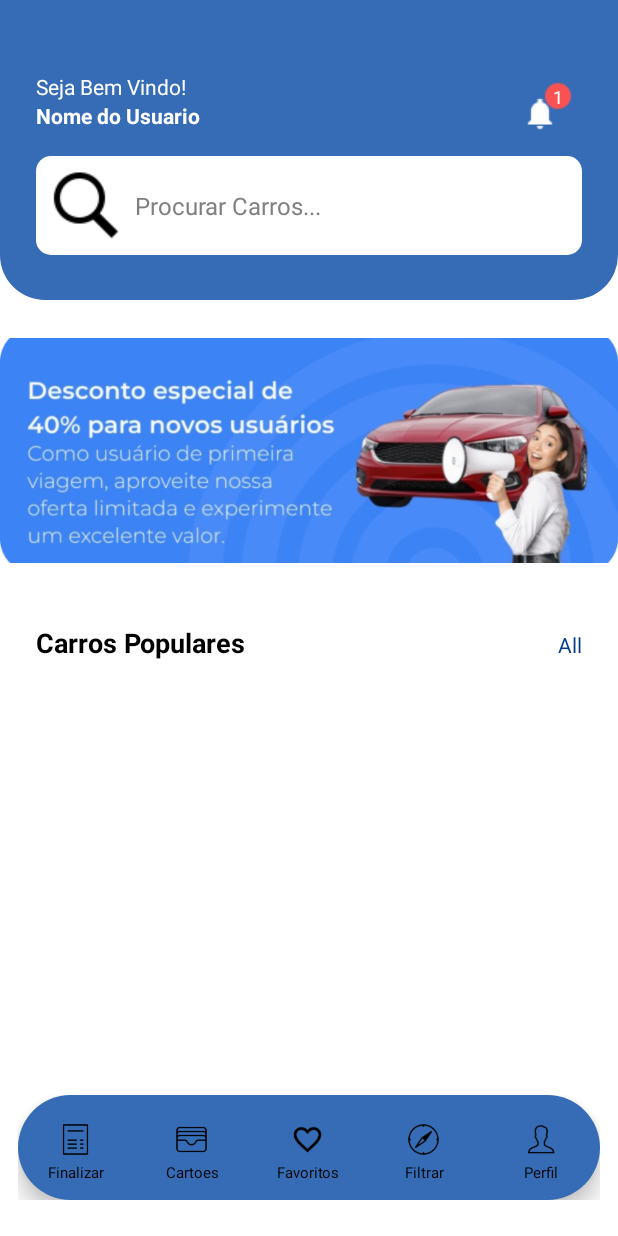
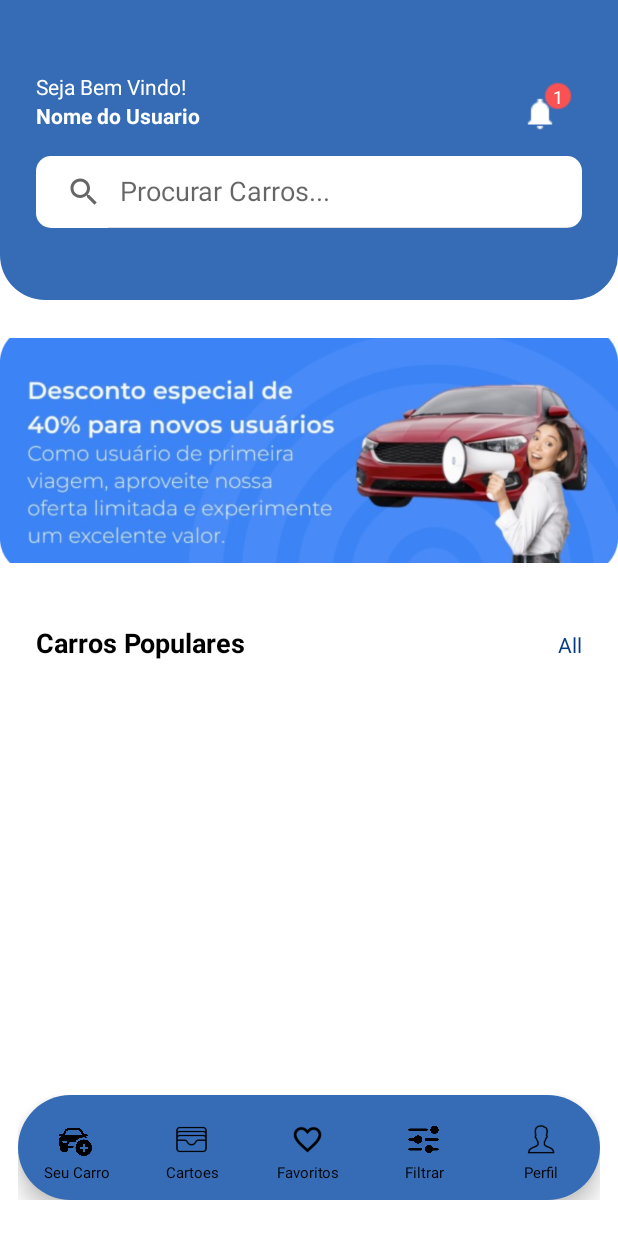
Before and after one commit to Dupas1/Whingo, an Android app: the HomeActivity screen opened directly, with no data from a screen before it, on a phone screen of 412 x 824 dp. Run offline under Robolectric (Android 15) with nearby library versions, the phone set to English and light mode, and no system bars; our stand-ins replace Firebase (no records; nobody signed in at launch, a user with empty details on screens opened directly), Picasso; plain views replace DotsIndicator.

Commit message:
work home

```diff
--- a/app/src/main/AndroidManifest.xml
+++ b/app/src/main/AndroidManifest.xml
@@ -23,6 +23,9 @@
         android:supportsRtl="true"
         android:theme="@style/Theme.Whingo"
         tools:targetApi="31">
+        <activity
+            android:name=".CarDetailActivity"
+            android:exported="false" />
         <activity
             android:name=".FinishRentActivity"
             android:exported="false" />
@@ -59,8 +62,5 @@
         <activity
             android:name=".RegisterActivity"
             android:exported="true" />
-        <activity
-            android:name=".CarDetailsActivity"
-            android:exported="true" />
     </application>
 </manifest>
--- a/app/src/main/java/com/example/whingo/HomeActivity.kt
+++ b/app/src/main/java/com/example/whingo/HomeActivity.kt
@@ -1,18 +1,26 @@
 package com.example.whingo
 
+import Car
 import android.content.Intent
 import android.os.Bundle
 import android.view.Window
 import android.view.WindowManager
+import android.widget.SearchView
+import android.widget.Toast
 import androidx.appcompat.app.AppCompatActivity
+import androidx.recyclerview.widget.LinearLayoutManager
 import androidx.viewpager2.widget.ViewPager2
 import com.example.whingo.Adapter.SliderAdapter
 import com.example.whingo.Model.BannerModel
 import com.example.whingo.databinding.ActivityHomeBinding
+import com.google.firebase.firestore.FirebaseFirestore
 
 class HomeActivity : AppCompatActivity() {
 
     private lateinit var binding: ActivityHomeBinding
+    private val firestore = FirebaseFirestore.getInstance()
+    private val carList = mutableListOf<Car>()
+    private lateinit var carAdapter: CarAdapter
 
     override fun onCreate(savedInstanceState: Bundle?) {
         super.onCreate(savedInstanceState)
@@ -21,11 +29,31 @@ class HomeActivity : AppCompatActivity() {
             WindowManager.LayoutParams.FLAG_FULLSCREEN,
             WindowManager.LayoutParams.FLAG_FULLSCREEN
         )
-        supportActionBar?.hide() // This line hides the action bar
+        supportActionBar?.hide()
         binding = ActivityHomeBinding.inflate(layoutInflater)
         setContentView(binding.root)
 
         initBanners()
+        setupRecyclerView()
+        loadCarsFromDatabase()
+        setupButtonNavigation()
+
+        binding.searchView.setOnQueryTextListener(object : SearchView.OnQueryTextListener {
+            override fun onQueryTextSubmit(query: String?): Boolean {
+                query?.let { filterByName(it) }
+                return true
+            }
+
+            override fun onQueryTextChange(newText: String?): Boolean {
+                newText?.let { filterByName(it) }
+                return true
+            }
+        })
+
+        binding.btnAddCar.setOnClickListener {
+            val intent = Intent(this, RegisterCarActivity::class.java)
+            startActivity(intent)
+        }
     }
 
     private fun initBanners() {
@@ -38,14 +66,60 @@ class HomeActivity : AppCompatActivity() {
         viewPagerBanners.adapter = SliderAdapter(banners)
         viewPagerBanners.orientation = ViewPager2.ORIENTATION_HORIZONTAL
     }
+
+    private fun setupRecyclerView() {
+        carAdapter = CarAdapter(carList) { car ->
+            val intent = Intent(this, CarDetailActivity::class.java).apply {
+                putExtra("CAR_DETAILS", car)
+            }
+            startActivity(intent)
+        }
+
+        binding.recyclerView.apply {
+            layoutManager = LinearLayoutManager(this@HomeActivity)
+            adapter = carAdapter
+        }
+    }
+
+    private fun loadCarsFromDatabase() {
+        firestore.collection("Carros")
+            .get()
+            .addOnSuccessListener { result ->
+                carList.clear()
+                for (document in result) {
+                    val modeloDoCarro = document.getString("modeloDoCarro") ?: ""
+                    val valorDoCarroString = document.getString("ValorDaLocação") ?: "0.0"
+                    val valorDoCarro = valorDoCarroString.toDoubleOrNull() ?: 0.0
+                    val fotos = document["Fotos"] as? List<String> ?: listOf()
+                    val anoDoCarro = document.getString("AnoDoCarro") ?: ""
+                    val documentId = document.id
+
+                    val car = Car(documentId, modeloDoCarro, valorDoCarro, fotos, anoDoCarro)
+                    carList.add(car)
+                }
+                carAdapter.notifyDataSetChanged()
+            }
+            .addOnFailureListener { e ->
+                Toast.makeText(this, "Erro ao carregar carros: ${e.message}", Toast.LENGTH_SHORT).show()
+            }
+    }
+
+    private fun filterByName(query: String) {
+        val filteredList = carList.filter { it.modeloDoCarro.contains(query, ignoreCase = true) }
+        carAdapter.updateList(filteredList)
+    }
+
+    private fun filterByPrice(minPrice: Double, maxPrice: Double) {
+        val filteredList = carList.filter { it.valorDoCarro in minPrice..maxPrice }
+        carAdapter.updateList(filteredList)
+    }
+
     private fun setupButtonNavigation() {
-        // Configuração do botão "Cartões"
         binding.cartoes.setOnClickListener {
             val intent = Intent(this, SelectCardActivity::class.java)
             startActivity(intent)
         }
 
-        // Configuração do botão "Perfil"
         binding.perfil.setOnClickListener {
             val intent = Intent(this, PerfilActivity::class.java)
             startActivity(intent)
--- a/app/src/main/res/layout/activity_home.xml
+++ b/app/src/main/res/layout/activity_home.xml
@@ -1,4 +1,3 @@
-<?xml version="1.0" encoding="utf-8"?>
 <androidx.constraintlayout.widget.ConstraintLayout xmlns:android="http://schemas.android.com/apk/res/android"
     xmlns:app="http://schemas.android.com/apk/res-auto"
     xmlns:tools="http://schemas.android.com/tools"
@@ -84,8 +83,8 @@
 
                 </androidx.constraintlayout.widget.ConstraintLayout>
 
-                <EditText
-                    android:id="@+id/editTextText"
+                <SearchView
+                    android:id="@+id/searchView"
                     android:layout_width="match_parent"
                     android:layout_height="wrap_content"
                     android:layout_marginStart="24dp"
@@ -93,12 +92,8 @@
                     android:layout_marginEnd="24dp"
                     android:layout_marginBottom="24dp"
                     android:background="@drawable/white_bg"
-                    android:drawableStart="@drawable/search"
-                    android:drawablePadding="8dp"
-                    android:ems="10"
-                    android:inputType="text"
-                    android:padding="8dp"
-                    android:text="Procurar Carros..."
+                    android:iconifiedByDefault="false"
+                    android:queryHint="Procurar Carros..."
                     android:textColor="#808080"
                     android:textSize="16sp" />
 
@@ -125,7 +120,6 @@
                     app:layout_constraintStart_toStartOf="parent"
                     app:layout_constraintTop_toTopOf="parent"
                     app:layout_constraintBottom_toBottomOf="parent" />
-
 
                 <com.tbuonomo.viewpagerdotsindicator.DotsIndicator
                     android:id="@+id/dotIndicator"
@@ -177,7 +171,18 @@
 
             <androidx.constraintlayout.widget.ConstraintLayout
                 android:layout_width="match_parent"
-                android:layout_height="wrap_content"/>
+                android:layout_height="wrap_content">
+
+                <androidx.recyclerview.widget.RecyclerView
+                    android:id="@+id/recyclerView"
+                    android:layout_width="match_parent"
+                    android:layout_height="wrap_content"
+                    android:layout_margin="16dp"
+                    app:layout_constraintStart_toStartOf="parent"
+                    app:layout_constraintEnd_toEndOf="parent"
+                    app:layout_constraintTop_toTopOf="parent"
+                    app:layout_constraintBottom_toBottomOf="parent"/>
+            </androidx.constraintlayout.widget.ConstraintLayout>
 
             <androidx.constraintlayout.widget.ConstraintLayout
                 android:layout_width="match_parent"
@@ -214,19 +219,19 @@
                     android:orientation="vertical">
 
                     <ImageView
-                        android:id="@+id/finalizar"
+                        android:id="@+id/btnAddCar"
                         android:layout_width="22dp"
                         android:layout_height="22dp"
                         android:layout_gravity="center"
                         android:layout_marginTop="8dp"
-                        app:srcCompat="@drawable/bill" />
+                        app:srcCompat="@drawable/addcar" />
 
                     <TextView
-                        android:id="@+id/textViewFinalizar"
+                        android:id="@+id/textViewAddCAr"
                         android:layout_width="match_parent"
                         android:layout_height="wrap_content"
                         android:layout_marginTop="4dp"
-                        android:text="Finalizar"
+                        android:text="Seu Carro"
                         android:textAlignment="center"
                         android:textColor="@color/black"
                         android:textSize="10sp" />
@@ -289,12 +294,12 @@
                     android:orientation="vertical">
 
                     <ImageView
-                        android:id="@+id/explorar"
+                        android:id="@+id/btnFilter"
                         android:layout_width="22dp"
                         android:layout_height="22dp"
                         android:layout_gravity="center"
                         android:layout_marginTop="8dp"
-                        app:srcCompat="@drawable/compass" />
+                        app:srcCompat="@drawable/filter" />
 
                     <TextView
                         android:id="@+id/textViewExplorar"
```
Also changed, not shown: app/src/main/java/com/example/whingo/Car.kt (+21 -24 lines), app/src/main/java/com/example/whingo/CarAdapter.kt (+5 -12 lines), app/src/main/java/com/example/whingo/CarDetailActivity.kt (+26 -26 lines), app/src/main/res/layout/activity_car_details.xml (added, +10 -0 lines), app/src/main/res/drawable/addcar.png (added), app/src/main/res/drawable/filter.png (added).
